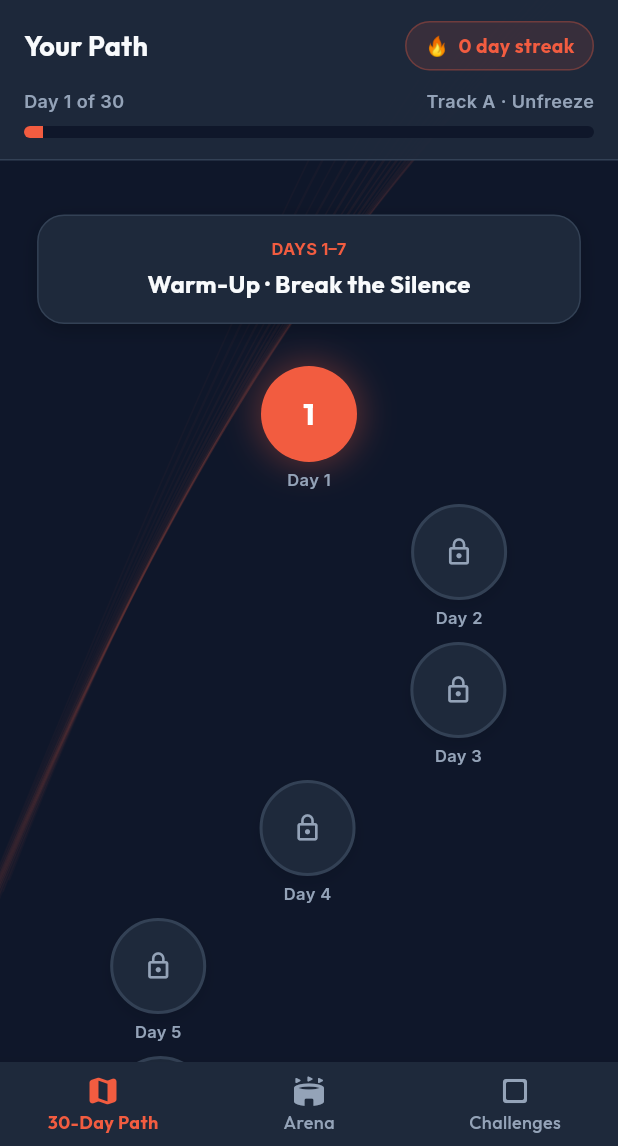
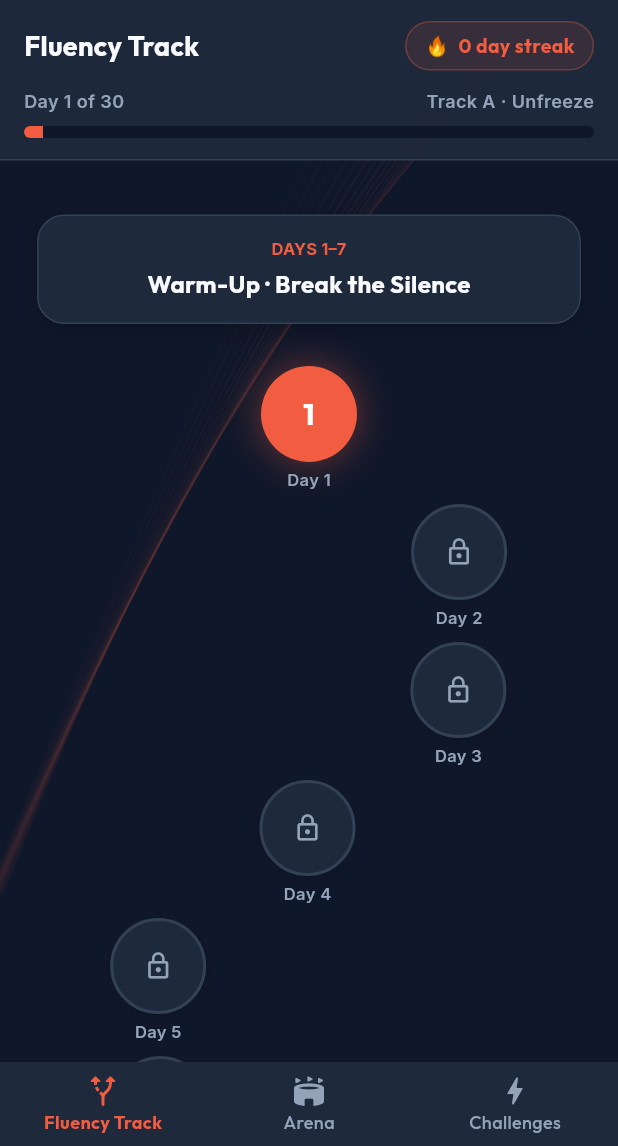
Before and after one commit to Maran1947/soulfluent, a Flutter app: the HomeScreen screen opened by its route, on a phone screen of 412 x 824 dp, the part 90-1236 px from its top. Run offline on Flutter 3.47's test engine with Material 3 defaults, Android fonts, the phone set to English and light mode, and no system bars; our stand-ins replace flutter_secure_storage, google_fonts, just_audio; missing offline and left inert: record; accounts and stored records are empty; network calls fail.

Commit message:
refactor(mobile): rename curriculum tab to Fluency Track, update Challenges icon to lightning bolt, and polish Coming Soon card

```diff
--- a/mobile/lib/screens/home_screen.dart
+++ b/mobile/lib/screens/home_screen.dart
@@ -411,15 +411,15 @@ class _HomeScreenState extends State<HomeScreen> {
         },
         items: const [
           BottomNavigationBarItem(
-            icon: Icon(Icons.map_rounded),
-            label: '30-Day Path',
+            icon: Icon(Icons.alt_route_rounded),
+            label: 'Fluency Track',
           ),
           BottomNavigationBarItem(
             icon: Icon(Icons.stadium_rounded),
             label: 'Arena',
           ),
           BottomNavigationBarItem(
-            icon: Icon(Icons.crop_square_rounded),
+            icon: Icon(Icons.bolt_rounded),
             label: 'Challenges',
           ),
         ],
--- a/mobile/lib/screens/path_screen.dart
+++ b/mobile/lib/screens/path_screen.dart
@@ -130,7 +130,7 @@ class _PathScreenState extends State<PathScreen> with TickerProviderStateMixin {
                           Row(
                             children: [
                               Text(
-                                'Your Path',
+                                'Fluency Track',
                                 style: GoogleFonts.outfit(
                                   fontWeight: FontWeight.bold,
                                   fontSize: 18,
```
